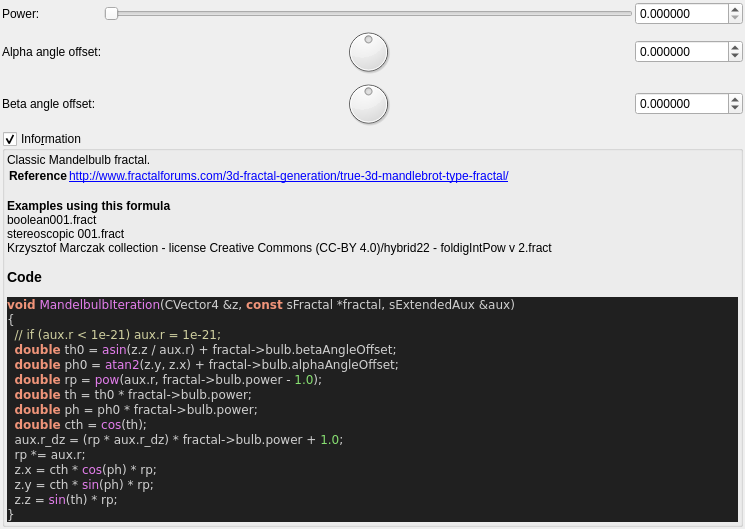
First picture: the form in mandelbulber2/formula/ui/fractal_mandelbulb.ui, repository buddhi1980/mandelbulber2, before the edit.
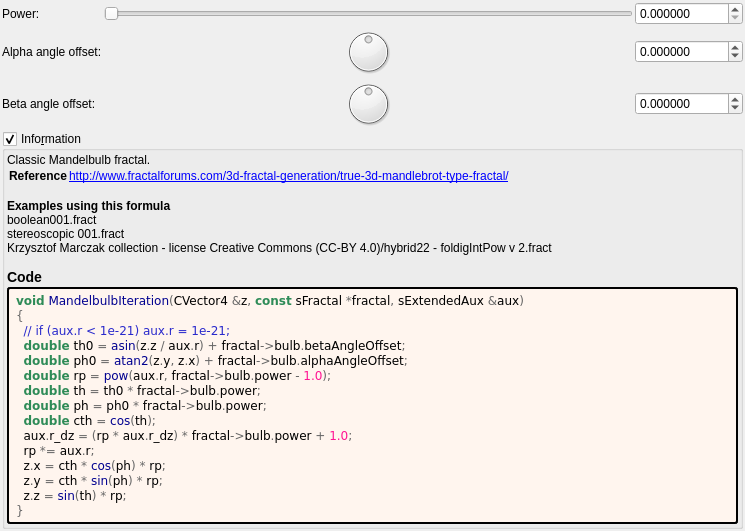
Second picture: the form after the edit. Custom widgets are drawn as their Qt base class.

The edit to the form file:
```diff
--- a/mandelbulber2/formula/ui/fractal_mandelbulb.ui
+++ b/mandelbulber2/formula/ui/fractal_mandelbulb.ui
@@ -214,29 +214,44 @@
        <number>2</number>
       </property>
       <item>
-       <widget class="QLabel" name="label_code_content">
+	   <widget class="QLabel" name="label_information_general">
         <property name="text">
          <string notr="true">&lt;p&gt;Classic Mandelbulb fractal.&lt;/p&gt;&lt;table&gt;
 &lt;tr&gt;&lt;th&gt;Reference&lt;/th&gt;&lt;td&gt;&lt;a href=&quot;http://www.fractalforums.com/3d-fractal-generation/true-3d-mandlebrot-type-fractal/&quot;&gt;http://www.fractalforums.com/3d-fractal-generation/true-3d-mandlebrot-type-fractal/&lt;br&gt;
 &lt;/td&gt;&lt;/tr&gt;
 &lt;/table&gt;
-&lt;br&gt;&lt;b&gt;Examples using this formula&lt;/b&gt;&lt;br&gt;boolean001.fract&lt;br&gt;stereoscopic 001.fract&lt;br&gt;Krzysztof Marczak collection - license Creative Commons (CC-BY 4.0)/hybrid22 - foldigIntPow v 2.fract&lt;h3&gt;Code&lt;/h3&gt;
-&lt;body style=&quot;background-color:#202020&quot;&gt;
-&lt;pre style=&quot;color:#d0d0d0; background-color:#202020;  font-family:'Courier New',monospace;&quot;&gt;&lt;span style=&quot;color:#f09479; font-weight:bold&quot;&gt;void&lt;/span&gt; &lt;span style=&quot;color:#e47eed&quot;&gt;MandelbulbIteration&lt;/span&gt;&lt;span style=&quot;color:#d0d0d0&quot;&gt;(&lt;/span&gt;CVector4 &lt;span style=&quot;color:#d0d0d0&quot;&gt;&amp;amp;&lt;/span&gt;z&lt;span style=&quot;color:#d0d0d0&quot;&gt;,&lt;/span&gt; &lt;span style=&quot;color:#f09479; font-weight:bold&quot;&gt;const&lt;/span&gt; sFractal &lt;span style=&quot;color:#d0d0d0&quot;&gt;*&lt;/span&gt;fractal&lt;span style=&quot;color:#d0d0d0&quot;&gt;,&lt;/span&gt; sExtendedAux &lt;span style=&quot;color:#d0d0d0&quot;&gt;&amp;amp;&lt;/span&gt;aux&lt;span style=&quot;color:#d0d0d0&quot;&gt;)&lt;/span&gt;
-&lt;span style=&quot;color:#d0d0d0&quot;&gt;{&lt;/span&gt;
-  &lt;span style=&quot;color:#d0d0a0&quot;&gt;// if (aux.r &amp;lt; 1e-21) aux.r = 1e-21;&lt;/span&gt;
-  &lt;span style=&quot;color:#f09479; font-weight:bold&quot;&gt;double&lt;/span&gt; th0 &lt;span style=&quot;color:#d0d0d0&quot;&gt;=&lt;/span&gt; &lt;span style=&quot;color:#e47eed&quot;&gt;asin&lt;/span&gt;&lt;span style=&quot;color:#d0d0d0&quot;&gt;(&lt;/span&gt;z&lt;span style=&quot;color:#d0d0d0&quot;&gt;.&lt;/span&gt;z &lt;span style=&quot;color:#d0d0d0&quot;&gt;/&lt;/span&gt; aux&lt;span style=&quot;color:#d0d0d0&quot;&gt;.&lt;/span&gt;r&lt;span style=&quot;color:#d0d0d0&quot;&gt;) +&lt;/span&gt; fractal&lt;span style=&quot;color:#d0d0d0&quot;&gt;-&amp;gt;&lt;/span&gt;bulb&lt;span style=&quot;color:#d0d0d0&quot;&gt;.&lt;/span&gt;betaAngleOffset&lt;span style=&quot;color:#d0d0d0&quot;&gt;;&lt;/span&gt;
-  &lt;span style=&quot;color:#f09479; font-weight:bold&quot;&gt;double&lt;/span&gt; ph0 &lt;span style=&quot;color:#d0d0d0&quot;&gt;=&lt;/span&gt; &lt;span style=&quot;color:#e47eed&quot;&gt;atan2&lt;/span&gt;&lt;span style=&quot;color:#d0d0d0&quot;&gt;(&lt;/span&gt;z&lt;span style=&quot;color:#d0d0d0&quot;&gt;.&lt;/span&gt;y&lt;span style=&quot;color:#d0d0d0&quot;&gt;,&lt;/span&gt; z&lt;span style=&quot;color:#d0d0d0&quot;&gt;.&lt;/span&gt;x&lt;span style=&quot;color:#d0d0d0&quot;&gt;) +&lt;/span&gt; fractal&lt;span style=&quot;color:#d0d0d0&quot;&gt;-&amp;gt;&lt;/span&gt;bulb&lt;span style=&quot;color:#d0d0d0&quot;&gt;.&lt;/span&gt;alphaAngleOffset&lt;span style=&quot;color:#d0d0d0&quot;&gt;;&lt;/span&gt;
-  &lt;span style=&quot;color:#f09479; font-weight:bold&quot;&gt;double&lt;/span&gt; rp &lt;span style=&quot;color:#d0d0d0&quot;&gt;=&lt;/span&gt; &lt;span style=&quot;color:#e47eed&quot;&gt;pow&lt;/span&gt;&lt;span style=&quot;color:#d0d0d0&quot;&gt;(&lt;/span&gt;aux&lt;span style=&quot;color:#d0d0d0&quot;&gt;.&lt;/span&gt;r&lt;span style=&quot;color:#d0d0d0&quot;&gt;,&lt;/span&gt; fractal&lt;span style=&quot;color:#d0d0d0&quot;&gt;-&amp;gt;&lt;/span&gt;bulb&lt;span style=&quot;color:#d0d0d0&quot;&gt;.&lt;/span&gt;power &lt;span style=&quot;color:#d0d0d0&quot;&gt;-&lt;/span&gt; &lt;span style=&quot;color:#87df71&quot;&gt;1.0&lt;/span&gt;&lt;span style=&quot;color:#d0d0d0&quot;&gt;);&lt;/span&gt;
-  &lt;span style=&quot;color:#f09479; font-weight:bold&quot;&gt;double&lt;/span&gt; th &lt;span style=&quot;color:#d0d0d0&quot;&gt;=&lt;/span&gt; th0 &lt;span style=&quot;color:#d0d0d0&quot;&gt;*&lt;/span&gt; fractal&lt;span style=&quot;color:#d0d0d0&quot;&gt;-&amp;gt;&lt;/span&gt;bulb&lt;span style=&quot;color:#d0d0d0&quot;&gt;.&lt;/span&gt;power&lt;span style=&quot;color:#d0d0d0&quot;&gt;;&lt;/span&gt;
-  &lt;span style=&quot;color:#f09479; font-weight:bold&quot;&gt;double&lt;/span&gt; ph &lt;span style=&quot;color:#d0d0d0&quot;&gt;=&lt;/span&gt; ph0 &lt;span style=&quot;color:#d0d0d0&quot;&gt;*&lt;/span&gt; fractal&lt;span style=&quot;color:#d0d0d0&quot;&gt;-&amp;gt;&lt;/span&gt;bulb&lt;span style=&quot;color:#d0d0d0&quot;&gt;.&lt;/span&gt;power&lt;span style=&quot;color:#d0d0d0&quot;&gt;;&lt;/span&gt;
-  &lt;span style=&quot;color:#f09479; font-weight:bold&quot;&gt;double&lt;/span&gt; cth &lt;span style=&quot;color:#d0d0d0&quot;&gt;=&lt;/span&gt; &lt;span style=&quot;color:#e47eed&quot;&gt;cos&lt;/span&gt;&lt;span style=&quot;color:#d0d0d0&quot;&gt;(&lt;/span&gt;th&lt;span style=&quot;color:#d0d0d0&quot;&gt;);&lt;/span&gt;
-  aux&lt;span style=&quot;color:#d0d0d0&quot;&gt;.&lt;/span&gt;r_dz &lt;span style=&quot;color:#d0d0d0&quot;&gt;= (&lt;/span&gt;rp &lt;span style=&quot;color:#d0d0d0&quot;&gt;*&lt;/span&gt; aux&lt;span style=&quot;color:#d0d0d0&quot;&gt;.&lt;/span&gt;r_dz&lt;span style=&quot;color:#d0d0d0&quot;&gt;) *&lt;/span&gt; fractal&lt;span style=&quot;color:#d0d0d0&quot;&gt;-&amp;gt;&lt;/span&gt;bulb&lt;span style=&quot;color:#d0d0d0&quot;&gt;.&lt;/span&gt;power &lt;span style=&quot;color:#d0d0d0&quot;&gt;+&lt;/span&gt; &lt;span style=&quot;color:#87df71&quot;&gt;1.0&lt;/span&gt;&lt;span style=&quot;color:#d0d0d0&quot;&gt;;&lt;/span&gt;
-  rp &lt;span style=&quot;color:#d0d0d0&quot;&gt;*=&lt;/span&gt; aux&lt;span style=&quot;color:#d0d0d0&quot;&gt;.&lt;/span&gt;r&lt;span style=&quot;color:#d0d0d0&quot;&gt;;&lt;/span&gt;
-  z&lt;span style=&quot;color:#d0d0d0&quot;&gt;.&lt;/span&gt;x &lt;span style=&quot;color:#d0d0d0&quot;&gt;=&lt;/span&gt; cth &lt;span style=&quot;color:#d0d0d0&quot;&gt;*&lt;/span&gt; &lt;span style=&quot;color:#e47eed&quot;&gt;cos&lt;/span&gt;&lt;span style=&quot;color:#d0d0d0&quot;&gt;(&lt;/span&gt;ph&lt;span style=&quot;color:#d0d0d0&quot;&gt;) *&lt;/span&gt; rp&lt;span style=&quot;color:#d0d0d0&quot;&gt;;&lt;/span&gt;
-  z&lt;span style=&quot;color:#d0d0d0&quot;&gt;.&lt;/span&gt;y &lt;span style=&quot;color:#d0d0d0&quot;&gt;=&lt;/span&gt; cth &lt;span style=&quot;color:#d0d0d0&quot;&gt;*&lt;/span&gt; &lt;span style=&quot;color:#e47eed&quot;&gt;sin&lt;/span&gt;&lt;span style=&quot;color:#d0d0d0&quot;&gt;(&lt;/span&gt;ph&lt;span style=&quot;color:#d0d0d0&quot;&gt;) *&lt;/span&gt; rp&lt;span style=&quot;color:#d0d0d0&quot;&gt;;&lt;/span&gt;
-  z&lt;span style=&quot;color:#d0d0d0&quot;&gt;.&lt;/span&gt;z &lt;span style=&quot;color:#d0d0d0&quot;&gt;=&lt;/span&gt; &lt;span style=&quot;color:#e47eed&quot;&gt;sin&lt;/span&gt;&lt;span style=&quot;color:#d0d0d0&quot;&gt;(&lt;/span&gt;th&lt;span style=&quot;color:#d0d0d0&quot;&gt;) *&lt;/span&gt; rp&lt;span style=&quot;color:#d0d0d0&quot;&gt;;&lt;/span&gt;
-&lt;span style=&quot;color:#d0d0d0&quot;&gt;}&lt;/span&gt;
+&lt;br&gt;&lt;b&gt;Examples using this formula&lt;/b&gt;&lt;br&gt;boolean001.fract&lt;br&gt;stereoscopic 001.fract&lt;br&gt;Krzysztof Marczak collection - license Creative Commons (CC-BY 4.0)/hybrid22 - foldigIntPow v 2.fract&lt;h3&gt;Code&lt;/h3&gt;</string>
+		</property>
+		<property name="wordWrap">
+		 <bool>true</bool>
+		</property>
+		<property name="openExternalLinks">
+		 <bool>true</bool>
+		</property>
+		<property name="textInteractionFlags">
+		 <set>Qt::LinksAccessibleByMouse|Qt::TextSelectableByMouse</set>
+		</property>
+		</widget>
+	   </item>
+	   <item>
+	    <widget class="QLabel" name="label_code_content">
+		 <property name="text">
+		  <string notr="true">&lt;body style=&quot;background-color:#fff5ee&quot;&gt;
+&lt;pre style=&quot;color:#000000; background-color:#fff5ee;  font-family:'Courier New',monospace;&quot;&gt;&lt;span style=&quot;color:#2e8b57; font-weight:bold&quot;&gt;void&lt;/span&gt; &lt;span style=&quot;color:#00008f&quot;&gt;MandelbulbIteration&lt;/span&gt;&lt;span style=&quot;color:#676767&quot;&gt;(&lt;/span&gt;CVector4 &lt;span style=&quot;color:#676767&quot;&gt;&amp;amp;&lt;/span&gt;z&lt;span style=&quot;color:#676767&quot;&gt;,&lt;/span&gt; &lt;span style=&quot;color:#2e8b57; font-weight:bold&quot;&gt;const&lt;/span&gt; sFractal &lt;span style=&quot;color:#676767&quot;&gt;*&lt;/span&gt;fractal&lt;span style=&quot;color:#676767&quot;&gt;,&lt;/span&gt; sExtendedAux &lt;span style=&quot;color:#676767&quot;&gt;&amp;amp;&lt;/span&gt;aux&lt;span style=&quot;color:#676767&quot;&gt;)&lt;/span&gt;
+&lt;span style=&quot;color:#676767&quot;&gt;{&lt;/span&gt;
+  &lt;span style=&quot;color:#2929cc&quot;&gt;// if (aux.r &amp;lt; 1e-21) aux.r = 1e-21;&lt;/span&gt;
+  &lt;span style=&quot;color:#2e8b57; font-weight:bold&quot;&gt;double&lt;/span&gt; th0 &lt;span style=&quot;color:#676767&quot;&gt;=&lt;/span&gt; &lt;span style=&quot;color:#00008f&quot;&gt;asin&lt;/span&gt;&lt;span style=&quot;color:#676767&quot;&gt;(&lt;/span&gt;z&lt;span style=&quot;color:#676767&quot;&gt;.&lt;/span&gt;z &lt;span style=&quot;color:#676767&quot;&gt;/&lt;/span&gt; aux&lt;span style=&quot;color:#676767&quot;&gt;.&lt;/span&gt;r&lt;span style=&quot;color:#676767&quot;&gt;) +&lt;/span&gt; fractal&lt;span style=&quot;color:#676767&quot;&gt;-&amp;gt;&lt;/span&gt;bulb&lt;span style=&quot;color:#676767&quot;&gt;.&lt;/span&gt;betaAngleOffset&lt;span style=&quot;color:#676767&quot;&gt;;&lt;/span&gt;
+  &lt;span style=&quot;color:#2e8b57; font-weight:bold&quot;&gt;double&lt;/span&gt; ph0 &lt;span style=&quot;color:#676767&quot;&gt;=&lt;/span&gt; &lt;span style=&quot;color:#00008f&quot;&gt;atan2&lt;/span&gt;&lt;span style=&quot;color:#676767&quot;&gt;(&lt;/span&gt;z&lt;span style=&quot;color:#676767&quot;&gt;.&lt;/span&gt;y&lt;span style=&quot;color:#676767&quot;&gt;,&lt;/span&gt; z&lt;span style=&quot;color:#676767&quot;&gt;.&lt;/span&gt;x&lt;span style=&quot;color:#676767&quot;&gt;) +&lt;/span&gt; fractal&lt;span style=&quot;color:#676767&quot;&gt;-&amp;gt;&lt;/span&gt;bulb&lt;span style=&quot;color:#676767&quot;&gt;.&lt;/span&gt;alphaAngleOffset&lt;span style=&quot;color:#676767&quot;&gt;;&lt;/span&gt;
+  &lt;span style=&quot;color:#2e8b57; font-weight:bold&quot;&gt;double&lt;/span&gt; rp &lt;span style=&quot;color:#676767&quot;&gt;=&lt;/span&gt; &lt;span style=&quot;color:#00008f&quot;&gt;pow&lt;/span&gt;&lt;span style=&quot;color:#676767&quot;&gt;(&lt;/span&gt;aux&lt;span style=&quot;color:#676767&quot;&gt;.&lt;/span&gt;r&lt;span style=&quot;color:#676767&quot;&gt;,&lt;/span&gt; fractal&lt;span style=&quot;color:#676767&quot;&gt;-&amp;gt;&lt;/span&gt;bulb&lt;span style=&quot;color:#676767&quot;&gt;.&lt;/span&gt;power &lt;span style=&quot;color:#676767&quot;&gt;-&lt;/span&gt; &lt;span style=&quot;color:#ff1493&quot;&gt;1.0&lt;/span&gt;&lt;span style=&quot;color:#676767&quot;&gt;);&lt;/span&gt;
+  &lt;span style=&quot;color:#2e8b57; font-weight:bold&quot;&gt;double&lt;/span&gt; th &lt;span style=&quot;color:#676767&quot;&gt;=&lt;/span&gt; th0 &lt;span style=&quot;color:#676767&quot;&gt;*&lt;/span&gt; fractal&lt;span style=&quot;color:#676767&quot;&gt;-&amp;gt;&lt;/span&gt;bulb&lt;span style=&quot;color:#676767&quot;&gt;.&lt;/span&gt;power&lt;span style=&quot;color:#676767&quot;&gt;;&lt;/span&gt;
+  &lt;span style=&quot;color:#2e8b57; font-weight:bold&quot;&gt;double&lt;/span&gt; ph &lt;span style=&quot;color:#676767&quot;&gt;=&lt;/span&gt; ph0 &lt;span style=&quot;color:#676767&quot;&gt;*&lt;/span&gt; fractal&lt;span style=&quot;color:#676767&quot;&gt;-&amp;gt;&lt;/span&gt;bulb&lt;span style=&quot;color:#676767&quot;&gt;.&lt;/span&gt;power&lt;span style=&quot;color:#676767&quot;&gt;;&lt;/span&gt;
+  &lt;span style=&quot;color:#2e8b57; font-weight:bold&quot;&gt;double&lt;/span&gt; cth &lt;span style=&quot;color:#676767&quot;&gt;=&lt;/span&gt; &lt;span style=&quot;color:#00008f&quot;&gt;cos&lt;/span&gt;&lt;span style=&quot;color:#676767&quot;&gt;(&lt;/span&gt;th&lt;span style=&quot;color:#676767&quot;&gt;);&lt;/span&gt;
+  aux&lt;span style=&quot;color:#676767&quot;&gt;.&lt;/span&gt;r_dz &lt;span style=&quot;color:#676767&quot;&gt;= (&lt;/span&gt;rp &lt;span style=&quot;color:#676767&quot;&gt;*&lt;/span&gt; aux&lt;span style=&quot;color:#676767&quot;&gt;.&lt;/span&gt;r_dz&lt;span style=&quot;color:#676767&quot;&gt;) *&lt;/span&gt; fractal&lt;span style=&quot;color:#676767&quot;&gt;-&amp;gt;&lt;/span&gt;bulb&lt;span style=&quot;color:#676767&quot;&gt;.&lt;/span&gt;power &lt;span style=&quot;color:#676767&quot;&gt;+&lt;/span&gt; &lt;span style=&quot;color:#ff1493&quot;&gt;1.0&lt;/span&gt;&lt;span style=&quot;color:#676767&quot;&gt;;&lt;/span&gt;
+  rp &lt;span style=&quot;color:#676767&quot;&gt;*=&lt;/span&gt; aux&lt;span style=&quot;color:#676767&quot;&gt;.&lt;/span&gt;r&lt;span style=&quot;color:#676767&quot;&gt;;&lt;/span&gt;
+  z&lt;span style=&quot;color:#676767&quot;&gt;.&lt;/span&gt;x &lt;span style=&quot;color:#676767&quot;&gt;=&lt;/span&gt; cth &lt;span style=&quot;color:#676767&quot;&gt;*&lt;/span&gt; &lt;span style=&quot;color:#00008f&quot;&gt;cos&lt;/span&gt;&lt;span style=&quot;color:#676767&quot;&gt;(&lt;/span&gt;ph&lt;span style=&quot;color:#676767&quot;&gt;) *&lt;/span&gt; rp&lt;span style=&quot;color:#676767&quot;&gt;;&lt;/span&gt;
+  z&lt;span style=&quot;color:#676767&quot;&gt;.&lt;/span&gt;y &lt;span style=&quot;color:#676767&quot;&gt;=&lt;/span&gt; cth &lt;span style=&quot;color:#676767&quot;&gt;*&lt;/span&gt; &lt;span style=&quot;color:#00008f&quot;&gt;sin&lt;/span&gt;&lt;span style=&quot;color:#676767&quot;&gt;(&lt;/span&gt;ph&lt;span style=&quot;color:#676767&quot;&gt;) *&lt;/span&gt; rp&lt;span style=&quot;color:#676767&quot;&gt;;&lt;/span&gt;
+  z&lt;span style=&quot;color:#676767&quot;&gt;.&lt;/span&gt;z &lt;span style=&quot;color:#676767&quot;&gt;=&lt;/span&gt; &lt;span style=&quot;color:#00008f&quot;&gt;sin&lt;/span&gt;&lt;span style=&quot;color:#676767&quot;&gt;(&lt;/span&gt;th&lt;span style=&quot;color:#676767&quot;&gt;) *&lt;/span&gt; rp&lt;span style=&quot;color:#676767&quot;&gt;;&lt;/span&gt;
+&lt;span style=&quot;color:#676767&quot;&gt;}&lt;/span&gt;
 &lt;/pre&gt;
 &lt;/body&gt;</string>
         </property>
@@ -249,6 +264,9 @@
         <property name="textInteractionFlags">
          <set>Qt::LinksAccessibleByMouse|Qt::TextSelectableByMouse</set>
         </property>
+		 <property name="styleSheet">
+		  <string notr="true">border-style: outset; border-width: 2px; border-radius: 3px; border-color: black; background-color: #fff5ee; padding: 4px;</string>
+		  </property>
        </widget>
       </item>
      </layout>
```
Lines whose indentation alone changed are shown as unchanged.
